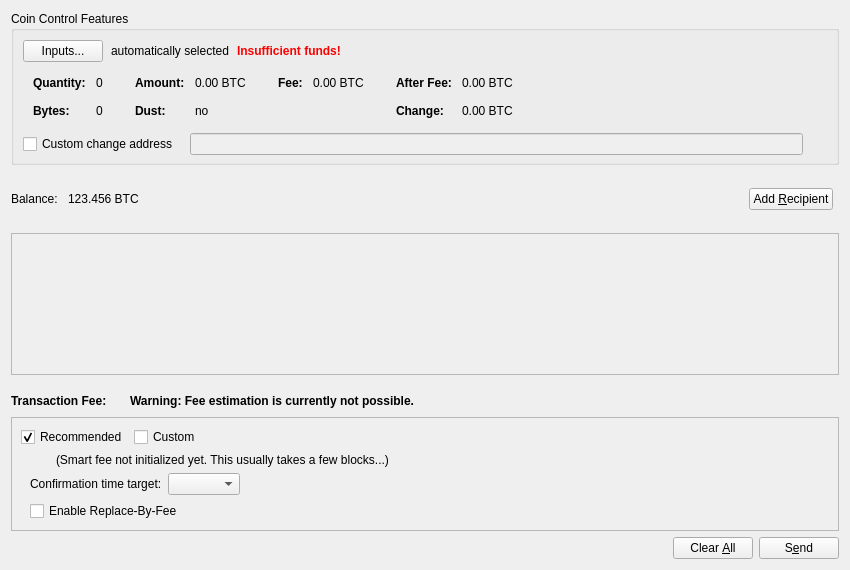
This is src/qt/forms/sendcoinsdialog.ui in qtumproject/qtum as Qt 5 draws it before an edit. The edited form follows.
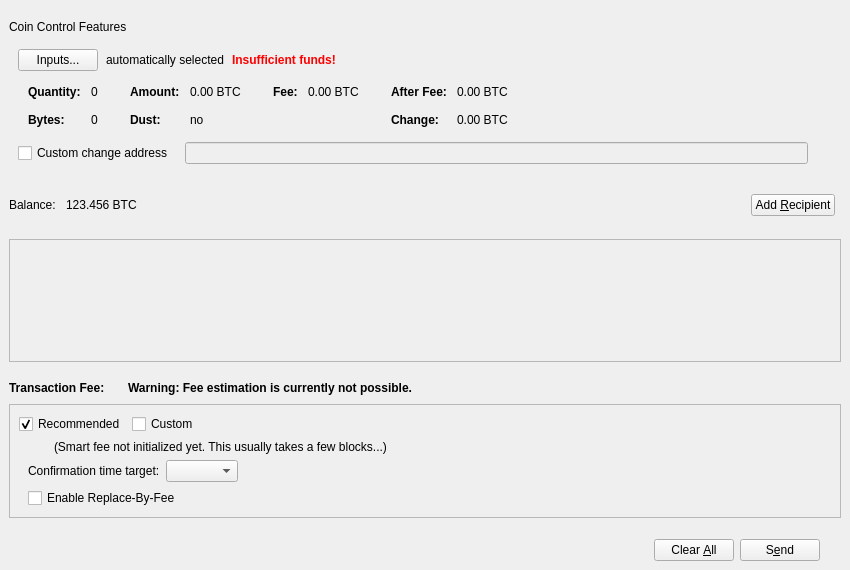
This is the edited form. Icons and pictures are not drawn. Custom widgets are drawn as their Qt base class.

Commit message: Update send coins dialog CSS

Diff of the .ui file:
```diff
--- a/src/qt/forms/sendcoinsdialog.ui
+++ b/src/qt/forms/sendcoinsdialog.ui
@@ -14,36 +14,51 @@
    <string>Send Coins</string>
   </property>
   <layout class="QVBoxLayout" name="verticalLayout_6">
+   <property name="leftMargin">
+    <number>0</number>
+   </property>
+   <property name="rightMargin">
+    <number>0</number>
+   </property>
+   <property name="bottomMargin">
+    <number>0</number>
+   </property>
    <item>
-    <widget class="QGroupBox" name="groupBoxCoinControl">
-     <property name="sizePolicy">
-      <sizepolicy hsizetype="Expanding" vsizetype="Expanding">
-       <horstretch>0</horstretch>
-       <verstretch>0</verstretch>
-      </sizepolicy>
+    <layout class="QVBoxLayout" name="verticalLayout_11">
+     <property name="leftMargin">
+      <number>9</number>
      </property>
-     <property name="maximumSize">
-      <size>
-       <width>16777215</width>
-       <height>16777215</height>
-      </size>
+     <property name="topMargin">
+      <number>9</number>
      </property>
-     <property name="title">
+     <property name="rightMargin">
+      <number>9</number>
+     </property>
+     <item>
+      <widget class="QWidget" name="coinControlWidget" native="true">
+       <layout class="QVBoxLayout" name="verticalLayout_9">
+        <property name="leftMargin">
+         <number>0</number>
+        </property>
+        <property name="topMargin">
+         <number>0</number>
+        </property>
+        <property name="rightMargin">
+         <number>0</number>
+        </property>
+        <property name="bottomMargin">
+         <number>0</number>
+        </property>
+        <item>
+         <widget class="QLabel" name="label_2">
+          <property name="text">
       <string>Coin Control Features</string>
      </property>
-     <layout class="QVBoxLayout" name="verticalLayoutCoinControl2">
-      <property name="spacing">
-       <number>6</number>
-      </property>
-      <property name="leftMargin">
-       <number>9</number>
-      </property>
-      <property name="topMargin">
-       <number>9</number>
-      </property>
-      <property name="rightMargin">
-       <number>9</number>
-      </property>
+         </widget>
+        </item>
+        <item>
+         <widget class="QWidget" name="coinControlContentsWidget" native="true">
+          <layout class="QVBoxLayout" name="verticalLayout_8">
       <property name="bottomMargin">
        <number>6</number>
       </property>
@@ -536,6 +551,11 @@
      </layout>
     </widget>
    </item>
+       </layout>
+      </widget>
+     </item>
+    </layout>
+   </item>
    <item>
     <widget class="QWidget" name="widgetRecipients" native="true">
      <property name="sizePolicy">
@@ -548,15 +568,9 @@
       <property name="spacing">
        <number>0</number>
       </property>
-      <property name="leftMargin">
-       <number>0</number>
-      </property>
       <property name="topMargin">
        <number>0</number>
       </property>
-      <property name="rightMargin">
-       <number>0</number>
-      </property>
       <property name="bottomMargin">
        <number>0</number>
       </property>
@@ -674,7 +688,7 @@
            <x>0</x>
            <y>0</y>
            <width>830</width>
-           <height>81</height>
+           <height>68</height>
           </rect>
          </property>
          <layout class="QVBoxLayout" name="verticalLayout_2" stretch="0,1">
@@ -734,6 +748,14 @@
     </spacer>
    </item>
    <item>
+    <layout class="QVBoxLayout" name="verticalLayout_10">
+     <property name="leftMargin">
+      <number>9</number>
+     </property>
+     <property name="rightMargin">
+      <number>9</number>
+     </property>
+     <item>
     <layout class="QHBoxLayout" name="horizontalLayoutFee1">
      <property name="bottomMargin">
       <number>0</number>
@@ -1101,8 +1123,20 @@
      </layout>
     </widget>
    </item>
+    </layout>
+   </item>
    <item>
-    <layout class="QHBoxLayout" name="horizontalLayout">
+    <widget class="QWidget" name="buttonsContainerWhite" native="true">
+     <layout class="QHBoxLayout" name="horizontalLayout_2">
+      <property name="leftMargin">
+       <number>30</number>
+      </property>
+      <property name="topMargin">
+       <number>15</number>
+      </property>
+      <property name="rightMargin">
+       <number>30</number>
+      </property>
      <item>
       <spacer name="horizontalSpacer">
        <property name="orientation">
@@ -1152,6 +1186,7 @@
       </widget>
      </item>
     </layout>
+    </widget>
    </item>
   </layout>
  </widget>
```
Lines whose indentation alone changed are shown as unchanged. The commit also changes 4 other files.
